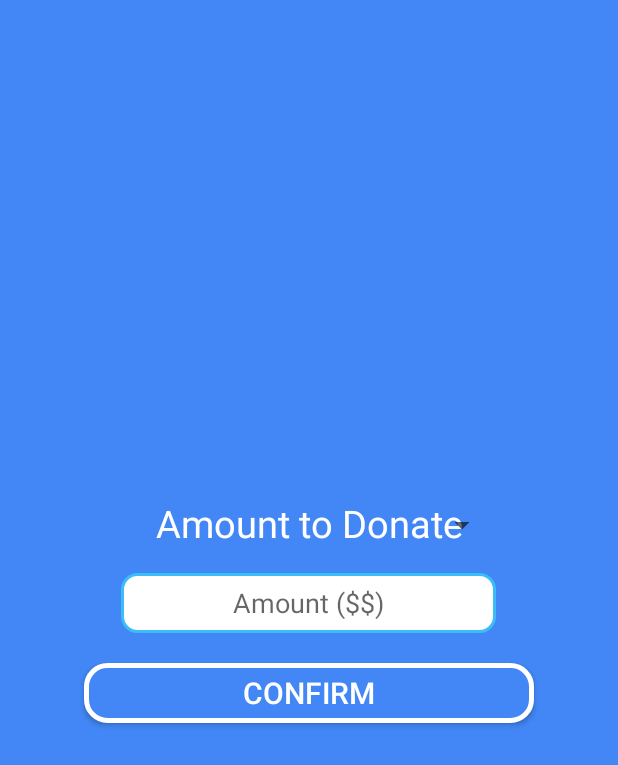
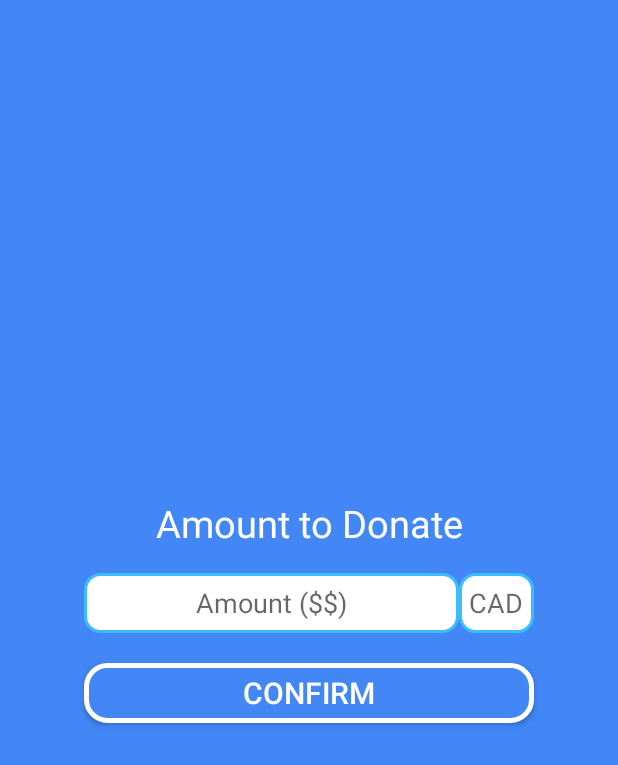
Before and after one commit to BluCodeGH/Saved, an Android app: the DonateActivity screen opened directly, with no data from a screen before it, after a tap on "CONFIRM", on a phone screen of 412 x 824 dp. Shown: the top 765 px of the screen. Run offline under Robolectric (Android 15) with nearby library versions, the phone set to English and light mode, and no system bars; our stand-ins replace Volley; libraries missing offline, so code that uses them is left out: io.blockmason.link.

Commit message:
ui fixes

```diff
--- a/app/src/main/AndroidManifest.xml
+++ b/app/src/main/AndroidManifest.xml
@@ -19,7 +19,7 @@
         android:supportsRtl="true"
         android:theme="@style/AppTheme">
         <activity android:name=".DonateActivity"></activity>
-        <activity android:name=".CreateActivity" />
+        <activity android:name=".CreateActivity" android:windowSoftInputMode="stateVisible|adjustResize"/>
         <activity
             android:name=".DetailActivity"
             android:label="@string/title_activity_detail"
@@ -44,14 +44,14 @@
         <activity
             android:name=".MapsActivity"
             android:label="@string/title_activity_maps" />
-        <activity android:name=".MainActivity">
+        <activity android:name=".MainActivity" android:windowSoftInputMode="stateVisible|adjustResize">
             <intent-filter>
                 <action android:name="android.intent.action.MAIN" />
 
                 <category android:name="android.intent.category.LAUNCHER" />
             </intent-filter>
         </activity>
-        <activity android:name=".SubscribeActivity" />
+        <activity android:name=".SubscribeActivity"  android:windowSoftInputMode="stateVisible|adjustResize"/>
         <!--
 Set custom default icon. This is used when no icon is set for incoming notification messages.
      See README(https://goo.gl/l4GJaQ) for more.
--- a/app/src/main/java/com/example/saved/CreateActivity.kt
+++ b/app/src/main/java/com/example/saved/CreateActivity.kt
@@ -24,6 +24,12 @@ class CreateActivity : AppCompatActivity() {
     fun accountCreate (view: View) {
         var email = findViewById<EditText>(R.id.email).text.toString()
         var password = findViewById<EditText>(R.id.password).text.toString()
+
+        if (email.isEmpty() || password.isEmpty()) {
+            Toast.makeText(baseContext, "Authentication failed.",
+                Toast.LENGTH_SHORT).show()
+            return
+        }
 //        val intent = Intent(this, MapsActivity::class.java)
         auth.createUserWithEmailAndPassword(email, password)
             .addOnCompleteListener(this) { task ->
--- a/app/src/main/java/com/example/saved/DonateActivity.kt
+++ b/app/src/main/java/com/example/saved/DonateActivity.kt
@@ -1,5 +1,6 @@
 package com.example.saved
 
+import android.content.Intent
 import android.os.AsyncTask
 import androidx.appcompat.app.AppCompatActivity
 import android.os.Bundle
@@ -19,6 +20,13 @@ import android.widget.AdapterView
 import android.widget.ArrayAdapter
 import android.widget.Spinner
 import android.widget.Toast
+import android.widget.TextView
+import androidx.core.app.ComponentActivity
+import androidx.core.app.ComponentActivity.ExtraData
+import androidx.core.content.ContextCompat.getSystemService
+import android.icu.lang.UCharacter.GraphemeClusterBreak.T
+
+
 
 class DonateActivity : AppCompatActivity() {
 
@@ -36,6 +44,7 @@ class DonateActivity : AppCompatActivity() {
 
             spinner.onItemSelectedListener = object : AdapterView.OnItemSelectedListener {
                 override fun onItemSelected(parent: AdapterView<*>, view: View, position: Int, id: Long) {
+                    (view as TextView).text = personNames[position]
                     Toast.makeText(this@DonateActivity, getString(R.string.selected_item) + " " + personNames[position], Toast.LENGTH_SHORT).show()
                 }
 
@@ -61,9 +70,21 @@ class DonateActivity : AppCompatActivity() {
             }
         }
         // Instantiate the RequestQueue.
-        val amnt = findViewById<EditText>(R.id.donation).text.toString().toDouble()
+        val amntStr = findViewById<EditText>(R.id.donation).text.toString()
+        if (amntStr.isEmpty()) {
+            Toast.makeText(baseContext, "Invalid amount.",
+                Toast.LENGTH_SHORT).show()
+            return
+        }
+        val amnt = amntStr.toDouble()
+        val from = findViewById<EditText>(R.id.currency).text.toString()
+        if (from.isEmpty()) {
+            Toast.makeText(baseContext, "Invalid Currency.",
+                Toast.LENGTH_SHORT).show()
+            return
+        }
         val queue = Volley.newRequestQueue(this)
-        val url = "http://35.226.38.9:3389/convert/cad/usd"
+        val url = "http://35.226.38.9:3389/convert/$from/usd"
         Log.d("ME", url)
 
         // Request a string response from the provided URL.
@@ -80,5 +101,8 @@ class DonateActivity : AppCompatActivity() {
 
         // Add the request to the RequestQueue.
         queue.add(stringRequest)
+
+        val intent = Intent(this, MapsActivity::class.java)
+        startActivity(intent)
     }
 }
--- a/app/src/main/java/com/example/saved/MapsActivity.kt
+++ b/app/src/main/java/com/example/saved/MapsActivity.kt
@@ -51,7 +51,7 @@ class MapsActivity : AppCompatActivity(), OnMapReadyCallback, GoogleMap.OnMarker
         fragmentTransaction.commit()
         mapFragment.getMapAsync(this)
 
-        val personNames = arrayOf("Earthquake(Green)", "Explosion(Yellow)", "Fire(Red)", "Floods(Cyan)", "Terrorism(Black)", "Typhoon(Blue)", "Crash(Magenta)")
+        val personNames = arrayOf("Earthquake (Green)", "Explosion (Yellow)", "Fire (Red)", "Floods (Cyan)", "Terrorism (Black)", "Typhoon (Blue)", "Crash (Magenta)")
         val spinner = findViewById<Spinner>(R.id.spinner)
 
         if (spinner != null) {
@@ -136,6 +136,7 @@ class MapsActivity : AppCompatActivity(), OnMapReadyCallback, GoogleMap.OnMarker
 
         mMap.setOnMarkerClickListener(this)
         mMap.setPadding(0, 0, 200, 0)
+        mMap.animateCamera(CameraUpdateFactory.newLatLng(LatLng(43.46, -80.52)))
     }
 
     fun addMarker(where: LatLng, color: Int, id: String) {
--- a/app/src/main/res/layout/activity_donate.xml
+++ b/app/src/main/res/layout/activity_donate.xml
@@ -25,7 +25,6 @@
         android:id="@+id/donation"
         android:layout_width="250dp"
         android:layout_height="40dp"
-        android:layout_centerHorizontal="true"
         android:layout_centerVertical="true"
         android:layout_marginBottom="20dp"
         android:background="@drawable/rounded_border_edittext"
@@ -34,9 +33,27 @@
         android:inputType="number"
         android:textAlignment="center"
         app:layout_constraintBottom_toBottomOf="parent"
+        app:layout_constraintEnd_toStartOf="@+id/currency"
+        app:layout_constraintHorizontal_bias="0.5"
+        app:layout_constraintStart_toStartOf="parent"
+        app:layout_constraintTop_toTopOf="parent"
+        app:layout_constraintHorizontal_chainStyle="packed"/>
+
+    <EditText
+        android:id="@+id/currency"
+        android:layout_width="50dp"
+        android:layout_height="40dp"
+        android:layout_centerVertical="true"
+        android:layout_marginBottom="20dp"
+        android:background="@drawable/rounded_border_edittext"
+        android:ems="10"
+        android:hint="CAD"
+        android:inputType="textShortMessage|textCapCharacters"
+        android:textAlignment="center"
+        app:layout_constraintBottom_toBottomOf="parent"
         app:layout_constraintEnd_toEndOf="parent"
-        app:layout_constraintHorizontal_bias="0.496"
-        app:layout_constraintStart_toStartOf="parent"
+        app:layout_constraintHorizontal_bias="0.5"
+        app:layout_constraintStart_toEndOf="@+id/donation"
         app:layout_constraintTop_toTopOf="parent" />
 
     <Button
@@ -54,15 +71,4 @@
         app:layout_constraintStart_toStartOf="parent"
         app:layout_constraintTop_toBottomOf="@+id/donation" />
 
-    <Spinner
-        android:id="@+id/spinner"
-        android:layout_width="74dp"
-        android:layout_height="52dp"
-        android:layout_marginTop="324dp"
-        android:layout_marginEnd="80dp"
-        android:spinnerMode="dropdown"
-
-        android:visibility="visible"
-        app:layout_constraintEnd_toEndOf="parent"
-        app:layout_constraintTop_toTopOf="parent" />
 </androidx.constraintlayout.widget.ConstraintLayout>
```
